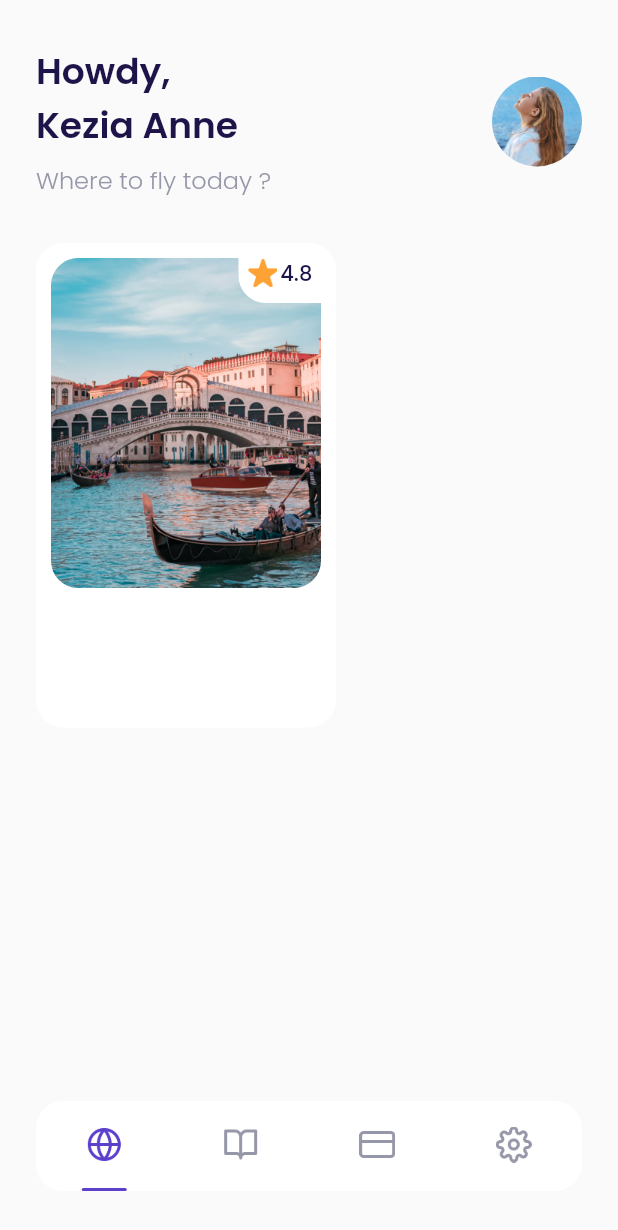
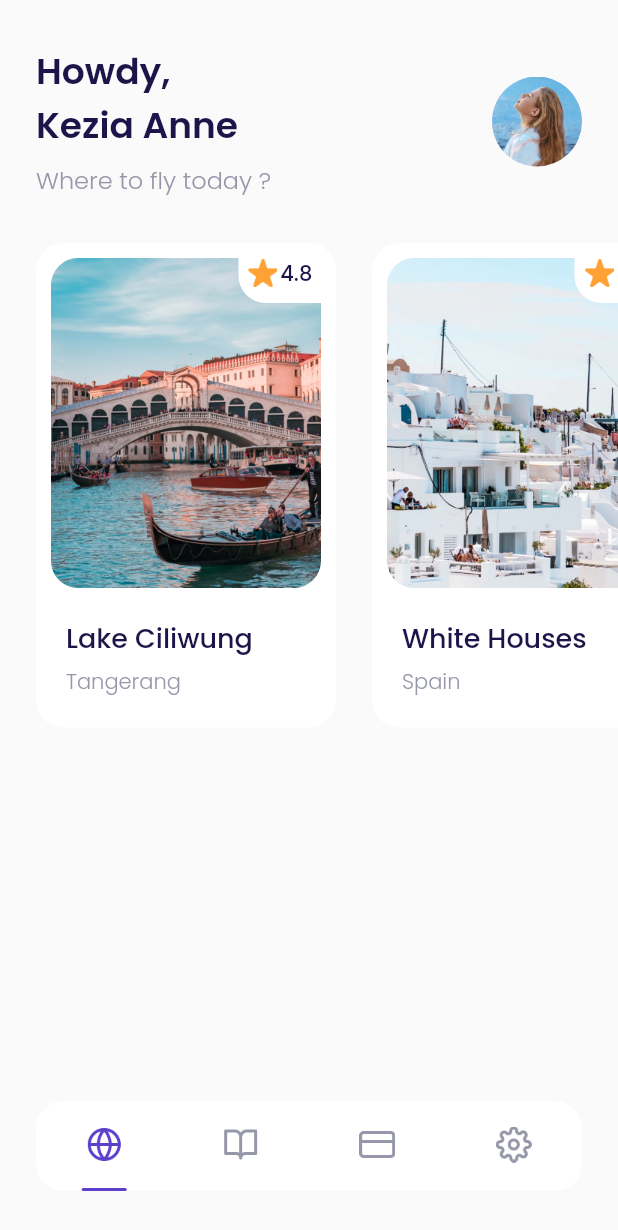
Before and after one commit to mrum13/airplane-flutter, a Flutter app: the MainPage screen opened by its route, on a phone screen of 412 x 824 dp. Shown: the top 1230 px of the screen. Run offline on Flutter 3.47's test engine with Material 2 defaults, Android fonts, the phone set to English and light mode, and no system bars; our stand-ins replace google_fonts.

Commit message:
Slicing Home Card Popular 2

```diff
--- a/lib/ui/pages/home_page.dart
+++ b/lib/ui/pages/home_page.dart
@@ -1,5 +1,6 @@
 import 'package:flutter/material.dart';
 import 'package:flutter_airplane/shared/theme.dart';
+import 'package:flutter_airplane/ui/widgets/destination_card.dart';
 
 class HomePage extends StatelessWidget {
   const HomePage({ Key? key }) : super(key: key);
@@ -51,66 +52,42 @@ class HomePage extends StatelessWidget {
     Widget popularDestinations() {
       return Container(
         margin: EdgeInsets.only(top:30),
+        child: SingleChildScrollView(
+          scrollDirection: Axis.horizontal,
           child: Row(
             children: [
-            Container(
-              width: 200,
-              height: 323,
-              margin: EdgeInsets.only(left: 24),
-              padding: EdgeInsets.all(10),
-              decoration: BoxDecoration(
-                borderRadius: BorderRadius.circular(18),
-                color: kWhiteColor
+              DestinationCard(
+                name: 'Lake Ciliwung',
+                city: 'Tangerang',
+                imageUrl: 'assets/image_destination1.png',
+                rating: 4.8,
               ),
-              child: Column(
-                children: [
-                  Container(
-                    width: 180,
-                    height: 220,
-                    decoration: BoxDecoration(
-                      borderRadius: BorderRadius.circular(18),
-                      image: DecorationImage(
-                        image: AssetImage(
-                          'assets/image_destination1.png',
-                        )
-                      )
+              DestinationCard(
+                name: 'White Houses',
+                city: 'Spain',
+                imageUrl: 'assets/image_destination2.png',
+                rating: 4.7,
               ),
-                    child: Align(
-                      alignment: Alignment.topRight,
-                      child: Container(
-                        width: 55,
-                        height: 30,
-                        decoration: BoxDecoration(
-                          color: kWhiteColor,
-                          borderRadius: BorderRadius.only(bottomLeft: Radius.circular(18),),
+              DestinationCard(
+                name: 'Hill Heyo',
+                city: 'Monaco',
+                imageUrl: 'assets/image_destination3.png',
+                rating: 4.8,
               ),
-                        child: Row(
-                          mainAxisAlignment: MainAxisAlignment.center,
-                          crossAxisAlignment: CrossAxisAlignment.start,
-                          children: [
-                          Container(
-                            width: 20,
-                            height: 20,
-                            margin: EdgeInsets.only(right: 2),
-                            decoration: BoxDecoration(
-                              image: DecorationImage(
-                                image: AssetImage(
-                                  'assets/icon_star.png'
+              DestinationCard(
+                name: 'Menarra',
+                city: 'Japan',
+                imageUrl: 'assets/image_destination4.png',
+                rating: 5.0,
               ),
+              DestinationCard(
+                name: 'Payung Teduh',
+                city: 'Singapore',
+                imageUrl: 'assets/image_destination5.png',
+                rating: 4.8,
               ),
+            ],
           ),
-                          ),
-                          Text('4.8',
-                            style: blackTextStyle.copyWith(
-                              fontWeight: medium,
-                            ),)
-                        ],),
-                      ),
-                    ),
-                  )
-                ],),
-            )
-          ],
         ),
       );
     }
--- /dev/null
+++ b/lib/ui/widgets/destination_card.dart
@@ -0,0 +1,104 @@
+import 'package:flutter/material.dart';
+import 'package:flutter_airplane/shared/theme.dart';
+
+class DestinationCard extends StatelessWidget {
+
+  final String name;
+  final String city;
+  final String imageUrl;
+  final double rating;
+
+  const DestinationCard({Key? key,
+    required this.name,
+    required this.city,
+    required this.imageUrl,
+    this.rating = 0.0,
+  }) : super(key: key);
+
+  @override
+  Widget build(BuildContext context) {
+    return Container(
+      width: 200,
+      height: 323,
+      margin: EdgeInsets.only(left: 24),
+      padding: EdgeInsets.all(10),
+      decoration: BoxDecoration(
+          borderRadius: BorderRadius.circular(18), color: kWhiteColor),
+      child: Column(
+        crossAxisAlignment: CrossAxisAlignment.start,
+        children: [
+          Container(
+            width: 180,
+            height: 220,
+            margin: EdgeInsets.only(bottom: 20),
+            decoration: BoxDecoration(
+                borderRadius: BorderRadius.circular(18),
+                image: DecorationImage(
+                    image: AssetImage(
+                      imageUrl,
+                ))),
+            child: Align(
+              alignment: Alignment.topRight,
+              child: Container(
+                width: 55,
+                height: 30,
+                decoration: BoxDecoration(
+                  color: kWhiteColor,
+                  borderRadius: BorderRadius.only(
+                    bottomLeft: Radius.circular(18),
+                  ),
+                ),
+                child: Row(
+                  mainAxisAlignment: MainAxisAlignment.center,
+                  crossAxisAlignment: CrossAxisAlignment.start,
+                  children: [
+                    Container(
+                      width: 20,
+                      height: 20,
+                      margin: EdgeInsets.only(right: 2),
+                      decoration: BoxDecoration(
+                        image: DecorationImage(
+                          image: AssetImage('assets/icon_star.png'),
+                        ),
+                      ),
+                    ),
+                    Text(
+                      rating.toString(),
+                      style: blackTextStyle.copyWith(
+                        fontWeight: medium,
+                      ),
+                    )
+                  ],
+                ),
+              ),
+            ),
+          ),
+          Container(
+            margin: EdgeInsets.only(left: 10),
+            child: Column(
+              crossAxisAlignment: CrossAxisAlignment.start,
+              children: [
+                Text(
+                  name,
+                  style: blackTextStyle.copyWith(
+                    fontSize: 18,
+                    fontWeight: medium,
+                  ),
+                ),
+                SizedBox(
+                  height: 5,
+                ),
+                Text(
+                  city,
+                  style: greyTextStyle.copyWith(
+                    fontWeight: light,
+                  ),
+                )
+              ],
+            ),
+          )
+        ],
+      ),
+    );
+  }
+}
```
Lines whose indentation alone changed are shown as unchanged.
